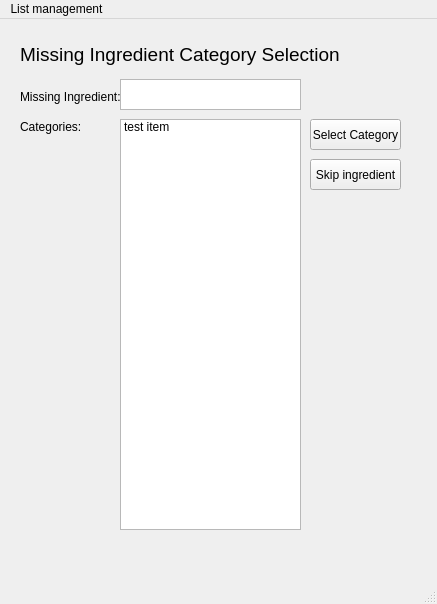
briancousins/RecipeBook, file ui/missing_ingredient.ui: the form before one commit.
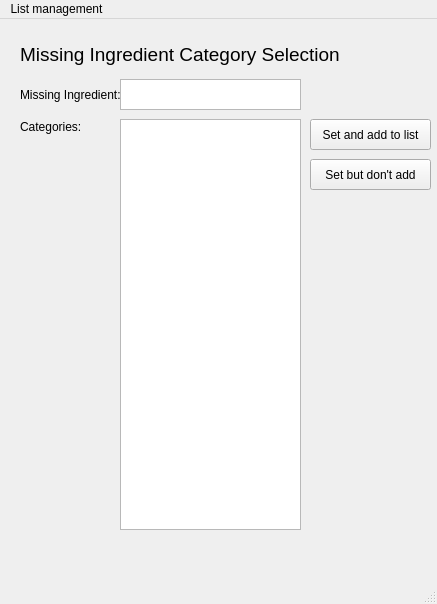
The form after the commit.

Commit message: finished main_ui_sort_list and changes that required. I didn't go back to re-test main.py but it should still work (haha should) (#2)

What changed in the file:
```diff
--- a/ui/missing_ingredient.ui
+++ b/ui/missing_ingredient.ui
@@ -26,23 +26,18 @@
     <property name="frameShadow">
      <enum>QFrame::Sunken</enum>
     </property>
-    <item>
-     <property name="text">
-      <string extracomment="1">test item</string>
-     </property>
-    </item>
    </widget>
    <widget class="QPushButton" name="QbuttonSelect">
     <property name="geometry">
      <rect>
       <x>310</x>
       <y>100</y>
-      <width>91</width>
+      <width>121</width>
       <height>31</height>
      </rect>
     </property>
     <property name="text">
-     <string>Select Category</string>
+     <string>Set and add to list</string>
     </property>
    </widget>
    <widget class="QTextEdit" name="QtextMissing_ingredient">
@@ -59,9 +54,9 @@
     <property name="geometry">
      <rect>
       <x>20</x>
-      <y>70</y>
+      <y>65</y>
       <width>101</width>
-      <height>16</height>
+      <height>21</height>
      </rect>
     </property>
     <property name="text">
@@ -104,12 +99,31 @@
      <rect>
       <x>310</x>
       <y>140</y>
-      <width>91</width>
+      <width>121</width>
       <height>31</height>
      </rect>
     </property>
     <property name="text">
-     <string>Skip ingredient</string>
+     <string>Set but don't add</string>
+    </property>
+   </widget>
+   <widget class="QLabel" name="QlastAction">
+    <property name="geometry">
+     <rect>
+      <x>320</x>
+      <y>190</y>
+      <width>111</width>
+      <height>71</height>
+     </rect>
+    </property>
+    <property name="text">
+     <string/>
+    </property>
+    <property name="alignment">
+     <set>Qt::AlignLeading|Qt::AlignLeft|Qt::AlignTop</set>
+    </property>
+    <property name="wordWrap">
+     <bool>true</bool>
     </property>
    </widget>
   </widget>
```
The commit also changes 4 other files.
